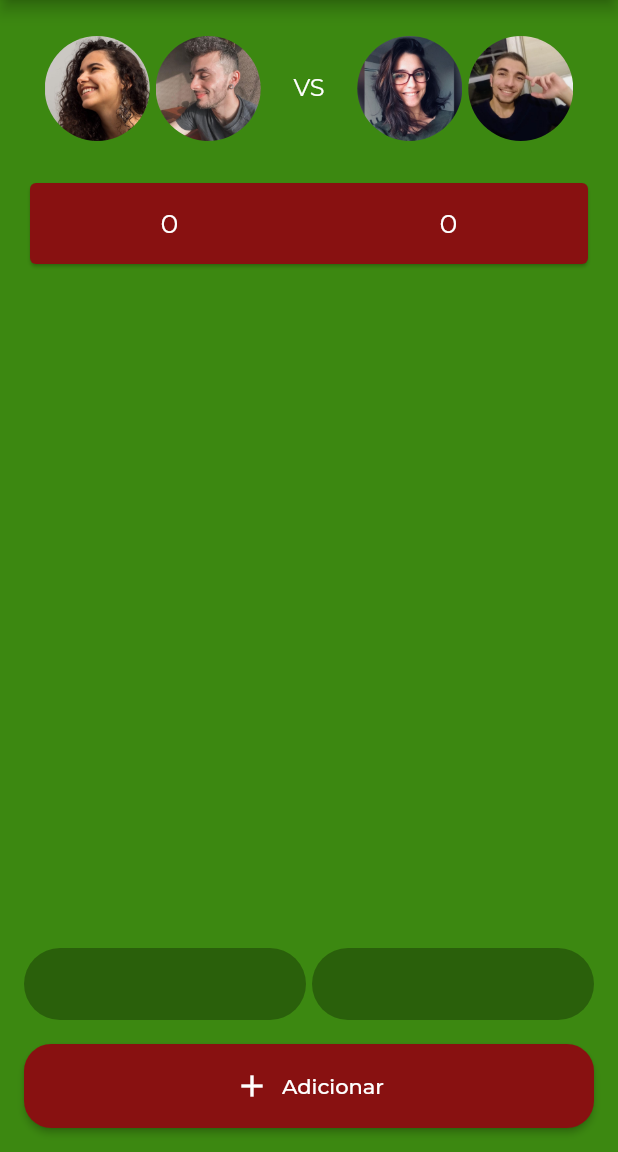
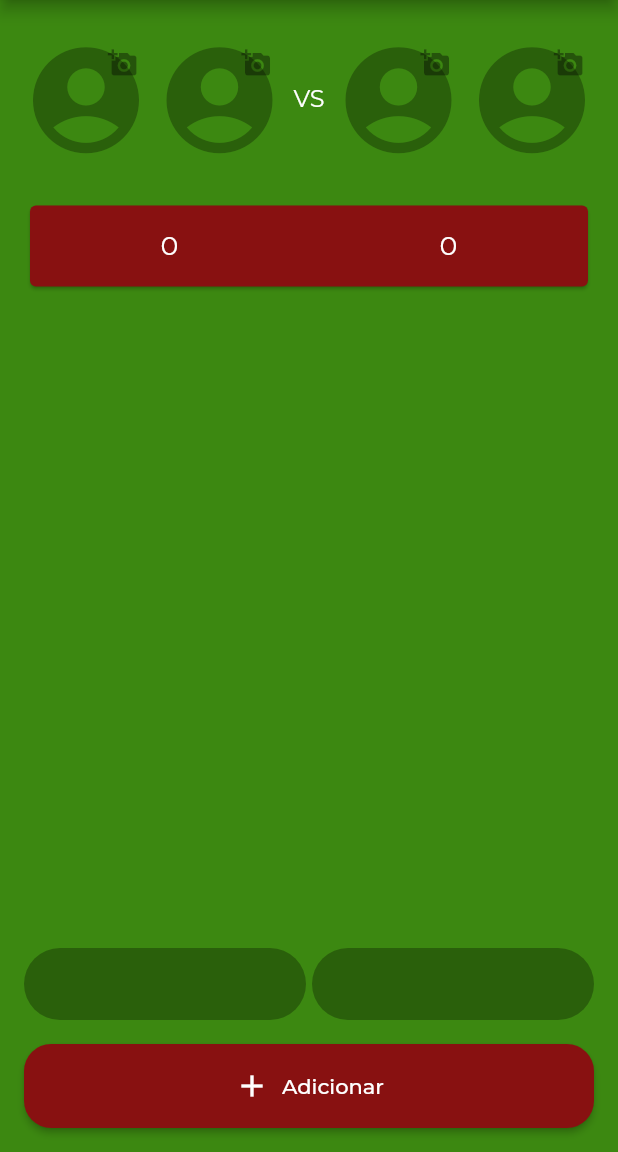
Before and after one commit to henriquezanfa/tranqueiros, a Flutter app: the screen it shows after launch, on a phone screen of 412 x 824 dp, the part 84-1236 px from its top. Run offline on Flutter 3.47's test engine with Material 2 defaults, Android fonts, the phone set to English and light mode, and no system bars; our stand-ins replace google_fonts, image_cropper, image_picker.

Commit message:
Adição de escolha de imagens

```diff
--- a/lib/feature/dashboard/presentation/ui/dashboard_screen.dart
+++ b/lib/feature/dashboard/presentation/ui/dashboard_screen.dart
@@ -1,8 +1,14 @@
+import 'dart:io';
+
 import 'package:flutter/material.dart';
 import 'package:flutter/services.dart';
 import 'package:google_fonts/google_fonts.dart';
+import 'package:image_cropper/image_cropper.dart';
+import 'package:image_picker/image_picker.dart';
 import 'package:tranqueiros/core/consts.dart';
 import 'package:tranqueiros/feature/dashboard/data/placar_model.dart';
+
+import '../../../../core/consts.dart';
 
 class DashboardScreen extends StatefulWidget {
   DashboardScreen({Key key, this.title}) : super(key: key);
@@ -18,10 +24,15 @@ class _DashboardScreenState extends State<DashboardScreen> {
 
   TimeModel time1 = TimeModel(nome1: "Marina", nome2: "KIK");
   TimeModel time2 = TimeModel(nome1: "Bia", nome2: "Miguel");
-  List<PlacarModel> _placar = List();
+  List<PlacarModel> _placar = [];
 
   TextEditingController _controller1 = TextEditingController();
   TextEditingController _controller2 = TextEditingController();
+
+  File image1;
+  File image2;
+  File image3;
+  File image4;
 
   @override
   Widget build(BuildContext context) {
@@ -42,7 +53,7 @@ class _DashboardScreenState extends State<DashboardScreen> {
                 ),
                 onTap: () {
                   setState(() {
-                    _placar = List();
+                    _placar = [];
                   });
                 })
           ]),
@@ -223,25 +234,25 @@ class _DashboardScreenState extends State<DashboardScreen> {
       child: Row(
         mainAxisAlignment: MainAxisAlignment.spaceEvenly,
         children: [
-          Row(children: [
-            Container(
-                width: _imgSize,
-                height: _imgSize,
-                decoration: new BoxDecoration(
-                    shape: BoxShape.circle,
-                    image: new DecorationImage(
-                        fit: BoxFit.cover,
-                        image: AssetImage("assets/img/pessoa_1.jpg")))),
-            SizedBox(width: 4),
-            Container(
-                width: _imgSize,
-                height: _imgSize,
-                decoration: new BoxDecoration(
-                    shape: BoxShape.circle,
-                    image: new DecorationImage(
-                        fit: BoxFit.cover,
-                        image: AssetImage("assets/img/pessoa_2.jpeg")))),
-          ]),
+          Row(
+            children: [
+              buildFoto(
+                image1,
+                () async {
+                  image1 = await _showPicker(context);
+                  setState(() {});
+                },
+              ),
+              SizedBox(width: 4),
+              buildFoto(
+                image2,
+                () async {
+                  image2 = await _showPicker(context);
+                  setState(() {});
+                },
+              ),
+            ],
+          ),
           Text("VS",
               style: TextStyle(
                 color: Colors.white,
@@ -249,28 +260,121 @@ class _DashboardScreenState extends State<DashboardScreen> {
               )),
           Row(
             children: [
-              Container(
-                  width: _imgSize,
-                  height: _imgSize,
-                  decoration: new BoxDecoration(
-                      shape: BoxShape.circle,
-                      image: new DecorationImage(
-                          fit: BoxFit.cover,
-                          image: AssetImage("assets/img/pessoa_3.jpg")))),
+              buildFoto(
+                image3,
+                () async {
+                  image3 = await _showPicker(context);
+                  setState(() {});
+                },
+              ),
               SizedBox(width: 4),
-              Container(
-                  width: _imgSize,
-                  height: _imgSize,
-                  decoration: new BoxDecoration(
-                      shape: BoxShape.circle,
-                      image: new DecorationImage(
-                          fit: BoxFit.cover,
-                          image: AssetImage("assets/img/pessoa_4.jpg")))),
+              buildFoto(
+                image4,
+                () async {
+                  image4 = await _showPicker(context);
+                  setState(() {});
+                },
+              ),
             ],
           )
         ],
       ),
     );
+  }
+
+  GestureDetector buildFoto(File image, Function onTap) {
+    return GestureDetector(
+      onTap: onTap,
+      child: image != null
+          ? ClipRRect(
+              borderRadius: BorderRadius.circular(_imgSize),
+              child: Container(
+                  width: _imgSize,
+                  height: _imgSize,
+                  child: Image.file(image, fit: BoxFit.cover)),
+            )
+          : Stack(
+              children: [
+                Icon(
+                  Icons.account_circle_rounded,
+                  size: 85,
+                  color: verdeEscuro,
+                ),
+                Positioned(
+                  top: 8,
+                  right: 8,
+                  child: Icon(
+                    Icons.add_a_photo,
+                    size: 20,
+                    color: Colors.black38,
+                  ),
+                ),
+              ],
+            ),
+    );
+  }
+
+  Future<File> _showPicker(context) async {
+    return showModalBottomSheet(
+        context: context,
+        builder: (BuildContext bc) {
+          return SafeArea(
+            child: Container(
+              child: Wrap(
+                children: <Widget>[
+                  ListTile(
+                      leading: Icon(Icons.photo_library),
+                      title: Text('Galeria'),
+                      onTap: () async {
+                        final image = await _getFromGallery();
+                        Navigator.of(context).pop(image);
+                      }),
+                  ListTile(
+                    leading: Icon(Icons.photo_camera),
+                    title: Text('Câmera'),
+                    onTap: () async {
+                      final image = await _getFromCamera();
+                      Navigator.of(context).pop(image);
+                    },
+                  ),
+                  ListTile(
+                    leading: Icon(Icons.delete),
+                    title: Text('Remover foto'),
+                    onTap: () async {
+                      Navigator.of(context).pop(null);
+                    },
+                  ),
+                ],
+              ),
+            ),
+          );
+        });
+  }
+
+  Future<File> _getFromCamera() async {
+    final ImagePicker _picker = ImagePicker();
+    final XFile image = await _picker.pickImage(source: ImageSource.camera);
+
+    return _cropImage(image.path);
+  }
+
+  Future<File> _getFromGallery() async {
+    final ImagePicker _picker = ImagePicker();
+    final XFile image = await _picker.pickImage(source: ImageSource.gallery);
+
+    return _cropImage(image.path);
+  }
+
+  Future<File> _cropImage(filePath) async {
+    File croppedImage = await ImageCropper.cropImage(
+      sourcePath: filePath,
+      maxWidth: 1080,
+      maxHeight: 1080,
+      aspectRatio: CropAspectRatio(ratioX: 1.0, ratioY: 1.0),
+      cropStyle: CropStyle.circle,
+    );
+
+    return croppedImage;
   }
 
   String sum1() {
@@ -301,7 +405,7 @@ class _DashboardScreenState extends State<DashboardScreen> {
       ));
       _controller1.text = "";
       _controller2.text = "";
-      FocusScope.of(context).requestFocus(new FocusNode());
+      FocusScope.of(context).requestFocus(FocusNode());
     });
   }
 }
--- a/pubspec.yaml
+++ b/pubspec.yaml
@@ -24,12 +24,16 @@ dependencies:
   flutter:
     sdk: flutter
 
-  google_fonts : 1.1.2
+  google_fonts: 2.1.0
 
 
   # The following adds the Cupertino Icons font to your application.
   # Use with the CupertinoIcons class for iOS style icons.
   cupertino_icons: ^1.0.1
+
+  # Image dependencies
+  image_cropper: 1.4.1
+  image_picker: 0.8.2
 
 dev_dependencies:
   flutter_test:
```
Also changed, not shown: pubspec.lock, 9 other files.
